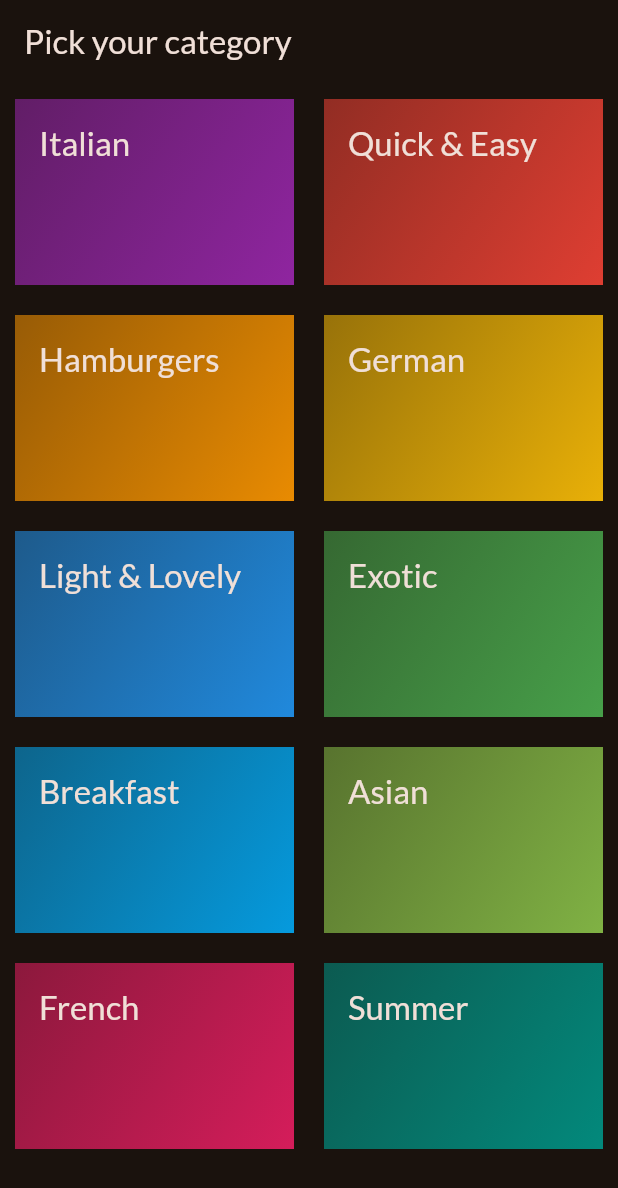
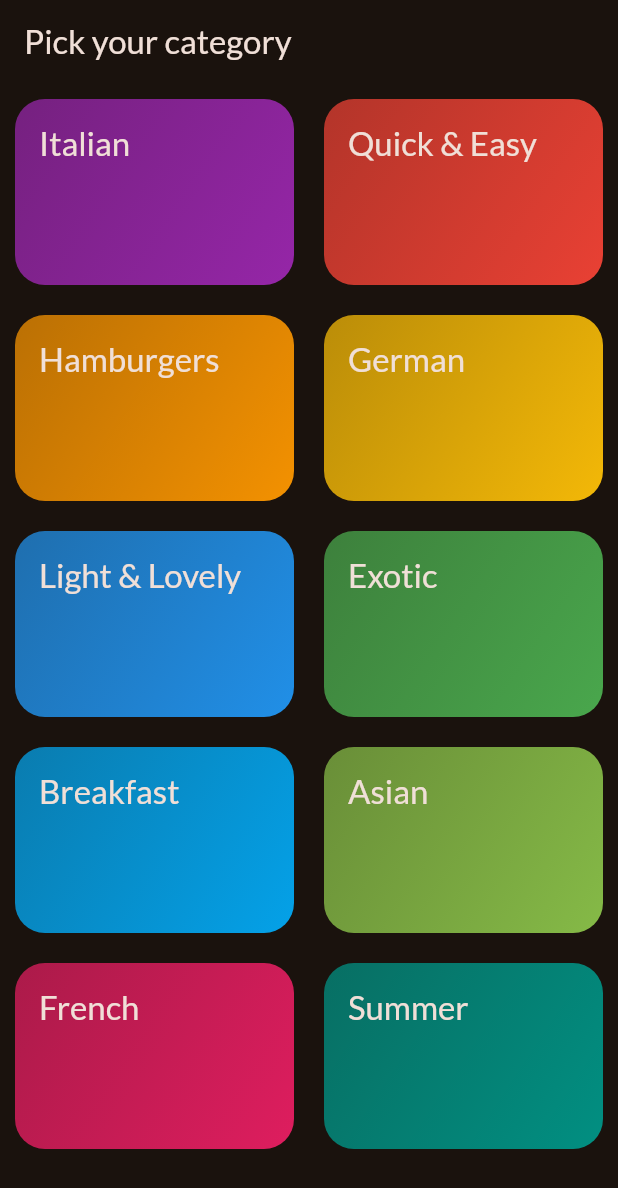
Before and after one commit to K-Mose/Flutter_Udemy_course, a Flutter app: the screen it shows after launch, on a phone screen of 412 x 824 dp. Shown: the top 1188 px of the screen. Run offline on Flutter 3.47's test engine with Material 2 defaults, Android fonts, the phone set to English and light mode, and no system bars; our stand-ins replace google_fonts; missing offline and left inert: dart:ffi.

Commit message:
new meal app - Tap With InkWell

```diff
--- a/new_meal_ap/lib/widgets/category_grid_item.dart
+++ b/new_meal_ap/lib/widgets/category_grid_item.dart
@@ -8,13 +8,21 @@ class CategoryGridItem extends StatelessWidget {
 
   @override
   Widget build(BuildContext context) {
-    return Container(
+    // Gesture Detector Widget
+    return InkWell(
+      onTap: () {
+
+      },
+      splashColor: Theme.of(context).primaryColor,
+      borderRadius: BorderRadius.circular(20),
+      child: Container(
         padding: const EdgeInsets.all(16),
         decoration: BoxDecoration(
+          borderRadius: BorderRadius.circular(20),
           gradient: LinearGradient(
               colors: [
-              category.color.withOpacity(0.55),
-              category.color.withOpacity(0.9)
+                category.color.withOpacity(0.7),
+                category.color.withOpacity(0.95)
               ],
             begin: Alignment.topLeft,
             end: Alignment.bottomRight
@@ -26,6 +34,7 @@ class CategoryGridItem extends StatelessWidget {
             color: Theme.of(context).colorScheme.onBackground,
           ),
         ),
+      ),
     );
   }
 }
```
Lines whose indentation alone changed are shown as unchanged.
